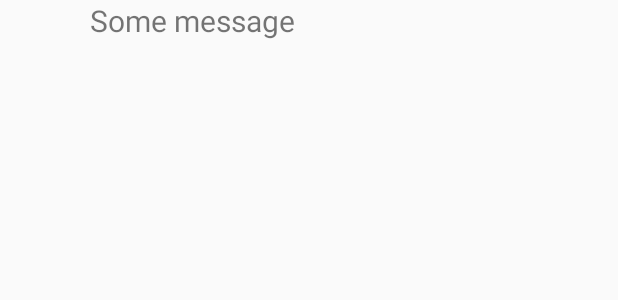
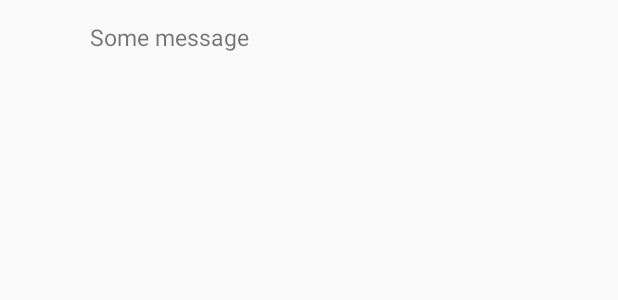
Before and after one commit to Aliaksei-Karaliou/OneChatApp, an Android app: the layout dialog_item.xml on its own in the app's theme, with its tools: preview values and no code run, on a phone screen of 412 x 824 dp. Shown: the top 300 px of the screen. Run offline under Robolectric (Android 15) with nearby library versions, the phone set to English and light mode, and no system bars.

Commit message:
Vk Api update version. Vk dialog is broken

```diff
--- a/app/src/main/java/com/example/korol/onechatapp/ConversationActivity.java
+++ b/app/src/main/java/com/example/korol/onechatapp/ConversationActivity.java
@@ -12,6 +12,7 @@ import android.widget.ListView;
 
 import com.example.korol.onechatapp.logic.common.IDialog;
 import com.example.korol.onechatapp.logic.common.ISender;
+import com.example.korol.onechatapp.logic.common.IUser;
 import com.example.korol.onechatapp.logic.common.adapters.DialogAdapter;
 import com.example.korol.onechatapp.logic.vk.entities.VkSenderType;
 import com.example.korol.onechatapp.logic.vk.getMethods.VkGetDialog;
@@ -36,7 +37,7 @@ public class ConversationActivity extends AppCompatActivity {
         } else
             interlocutor = VkIdToChatStorage.getChat(interlocutorId);
 
-        if (interlocutor != null) {
+        if (interlocutor instanceof IUser) {
             IDialog list = VkGetDialog.getDialog(interlocutor);
             DialogAdapter adapter = new DialogAdapter(this, list);
             ((ListView) findViewById(R.id.activity_conversation_message_list)).setAdapter(adapter);
--- a/app/src/main/java/com/example/korol/onechatapp/MainActivity.java
+++ b/app/src/main/java/com/example/korol/onechatapp/MainActivity.java
@@ -50,8 +50,7 @@ public class MainActivity extends AppCompatActivity {
                     }
                 });
                 listView.setAdapter(adapter);
-                final Map<Long, Bitmap> cache = new OperationMemoryCache().getCache();
-                StringBuilder builder = new StringBuilder();
+             //   final Map<Long, Bitmap> cache = new OperationMemoryCache().getCache();
             } catch (AccessTokenException e) {
                 Toast.makeText(this, getString(R.string.access_token_error), Toast.LENGTH_SHORT).show();
             }
@@ -71,5 +70,5 @@ public class MainActivity extends AppCompatActivity {
             startActivity(new Intent(this, AuthActivity.class));
         return super.onOptionsItemSelected(item);
     }
-
+    //Broadcast Receiver
 }
--- a/app/src/main/java/com/example/korol/onechatapp/logic/vk/VkRequester.java
+++ b/app/src/main/java/com/example/korol/onechatapp/logic/vk/VkRequester.java
@@ -10,6 +10,7 @@ import java.io.IOException;
 import java.io.InputStreamReader;
 import java.net.HttpURLConnection;
 import java.net.URL;
+import java.util.Locale;
 
 public class VkRequester extends AsyncOperation<Void, String> {
 
@@ -26,12 +27,13 @@ public class VkRequester extends AsyncOperation<Void, String> {
         if (params.length > 0) {
             for (Pair<String, String> param : params)
                 paramsBuilder.append(param.first).append("=").append(param.second).append("&");
-            stringParams = paramsBuilder.toString();
+            stringParams = paramsBuilder.toString().substring(0, paramsBuilder.length() - 1);
+            final StringBuilder stringBuilder = new StringBuilder();
         }
     }
 
     private String getJSON() throws IOException {
-        String stringUrl = String.format("https://api.vk.com/method/%s?%s&access_token=%s&v=", methodName, stringParams, VkInfo.getAccessToken());
+        String stringUrl = String.format(Locale.getDefault(), "https://api.vk.com/method/%s?%s&access_token=%s&v=%.2f", methodName, stringParams, VkInfo.getAccessToken(), VkInfo.getVkApiVersion());
 
         URL url = new URL(stringUrl);
         HttpURLConnection connection = (HttpURLConnection) url.openConnection();
--- a/app/src/main/java/com/example/korol/onechatapp/logic/vk/getMethods/VkGetDialog.java
+++ b/app/src/main/java/com/example/korol/onechatapp/logic/vk/getMethods/VkGetDialog.java
@@ -20,7 +20,6 @@ public class VkGetDialog {
     public static IDialog getDialog(@NonNull ISender sender) {
         List<IMessage> list = new ArrayList<>();
         try {
-            //TODO correct problem with peer_id
             String responce = new VkRequester("messages.getHistory", new Pair<String, String>("peer_id", Long.toString(sender.getId()))).execute(null);
             list = new VkDialogJsonParser().execute(responce);
         } catch (ExecutionException | InterruptedException e) {
--- a/app/src/main/java/com/example/korol/onechatapp/logic/vk/json/VkBasicChatJsonParser.java
+++ b/app/src/main/java/com/example/korol/onechatapp/logic/vk/json/VkBasicChatJsonParser.java
@@ -25,7 +25,7 @@ public class VkBasicChatJsonParser extends AsyncOperation<String, VkChat> {
             } catch (Exception e) {
                 url = DEFAULT_CHAT_PHOTO_URL;
             }
-            return new VkChat(allMessages.getInt("chat_id"), allMessages.getString("title"), url);
+            return new VkChat(allMessages.getInt("id"), allMessages.getString("title"), url);
         } catch (JSONException e) {
             e.printStackTrace();
         }
--- a/app/src/main/java/com/example/korol/onechatapp/logic/vk/json/VkDialogJsonParser.java
+++ b/app/src/main/java/com/example/korol/onechatapp/logic/vk/json/VkDialogJsonParser.java
@@ -21,7 +21,7 @@ public class VkDialogJsonParser extends AsyncOperation<String, List<IMessage>> {
         JSONArray allMessages = new JSONObject(json).getJSONArray("response");
         for (int i = 1; i < allMessages.length(); i++) {
             JSONObject jsonMessageObject = allMessages.getJSONObject(i);
-            VkMessage.Builder builder = new VkMessage.Builder().setText(jsonMessageObject.getString("body")).setSender(VkIdToUserStorage.getUser(jsonMessageObject.getInt("from_id"))).setDate(new Date(jsonMessageObject.getLong("date") * 1000));
+            VkMessage.Builder builder = new VkMessage.Builder().setText(jsonMessageObject.getString("body")).setSender(VkIdToUserStorage.getUser(jsonMessageObject.getLong("from_id"))).setDate(new Date(jsonMessageObject.getLong("date") * 1000));
             list.add(builder.build());
         }
         return list;
--- a/app/src/main/java/com/example/korol/onechatapp/logic/vk/storages/VkIdToChatStorage.java
+++ b/app/src/main/java/com/example/korol/onechatapp/logic/vk/storages/VkIdToChatStorage.java
@@ -14,7 +14,8 @@ public class VkIdToChatStorage {
     }
 
     public static VkChat getChat(long id) {
-        return storage.get(id);
+        final VkChat vkChat = storage.get(id);
+        return vkChat;
     }
 
     public static boolean containsKey(int id){
--- a/app/src/main/res/layout/dialog_item.xml
+++ b/app/src/main/res/layout/dialog_item.xml
@@ -8,15 +8,16 @@
         android:id="@+id/dialog_item_avatar"
         android:layout_width="50dp"
         android:layout_height="50dp"
-        android:contentDescription="@string/dialog_item_avatar"
-        android:layout_gravity="center"/>
+        android:layout_gravity="center"
+        android:contentDescription="@string/dialog_item_avatar"/>
 
     <TextView
         android:id="@+id/dialog_item_message"
         android:layout_width="match_parent"
-        android:layout_height="wrap_content"
+        android:layout_height="match_parent"
+        android:layout_marginStart="10dp"
+        android:gravity="center_vertical"
         android:text="Some message"
-        android:gravity="center_vertical"
-        android:textSize="20sp"
-        android:layout_marginStart="10dp"/>
+        android:textSize="15sp"/>
+
 </LinearLayout>
```
Also changed, not shown: app/src/main/java/com/example/korol/onechatapp/logic/vk/getMethods/VkGetStartScreen.java (+5 -2 lines), app/src/main/java/com/example/korol/onechatapp/logic/vk/json/VkBasicUserJsonParser.java (added, +36 -0 lines), app/src/main/java/com/example/korol/onechatapp/logic/vk/json/VkStartScreenJsonParser.java (+8 -8 lines), app/src/main/java/com/example/korol/onechatapp/logic/vk/storages/VkIdToUserStorage.java (+16 -20 lines).
